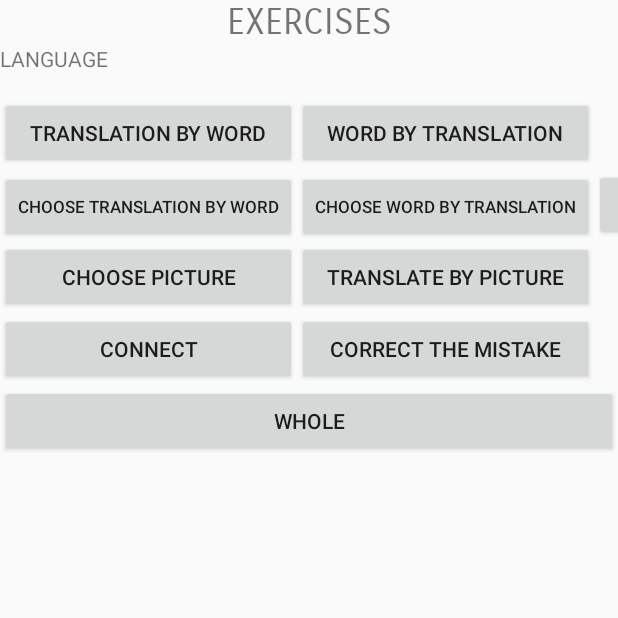
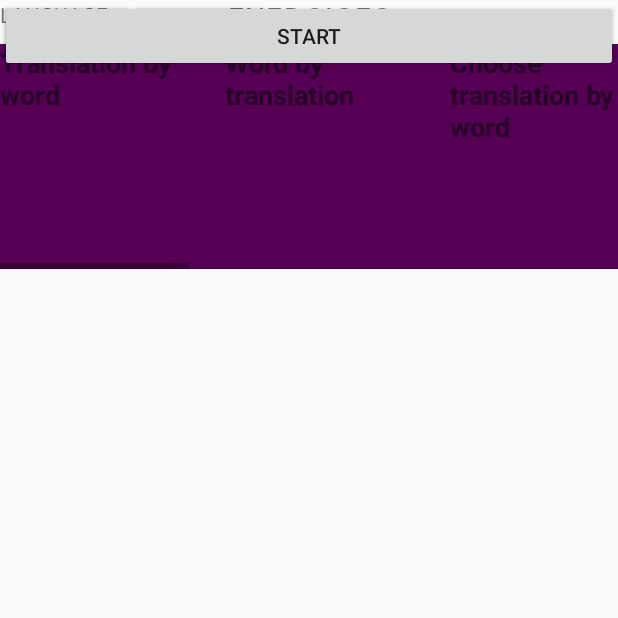
Before and after one commit to Fedannie/Java_Project, an Android app: the ExerciseActivity screen opened directly, with no data from a screen before it, on a phone screen of 412 x 824 dp, the top half of it. Run offline under Robolectric (Android 15) with nearby library versions, the phone set to English and light mode, and no system bars.

Commit message:
ExerciseActivity was changed
ExerciseActivity was changed

```diff
--- a/app/src/main/java/project/fedorova/polyglotte/ExerciseActivity.java
+++ b/app/src/main/java/project/fedorova/polyglotte/ExerciseActivity.java
@@ -3,17 +3,47 @@ package project.fedorova.polyglotte;
 import android.app.Activity;
 import android.os.Bundle;
 import android.view.View;
+import android.widget.Button;
+
+import project.fedorova.polyglotte.layouts.CenterLockHorizontalScrollview;
+import project.fedorova.polyglotte.layouts.ExerciseListAdapter;
+
 
 public class ExerciseActivity extends Activity implements View.OnClickListener{
 
+    private Button wholeBtn;
+    private Button prevExerciseBtn;
+    private Button nextExerciseBtn;
+    private CenterLockHorizontalScrollview exerciseScrollView;
+    private int currIndex = 0;
     @Override
     protected void onCreate(Bundle savedInstanceState) {
         super.onCreate(savedInstanceState);
         setContentView(R.layout.exercise);
+        wholeBtn = (Button) findViewById(R.id.startExercise);
+        wholeBtn.setOnClickListener(this);
+        prevExerciseBtn = (Button) findViewById(R.id.prev);
+        wholeBtn.setOnClickListener(this);
+        nextExerciseBtn = (Button) findViewById(R.id.next);
+        wholeBtn.setOnClickListener(this);
+        exerciseScrollView = (CenterLockHorizontalScrollview) findViewById(R.id.scrollView);
+        ExerciseListAdapter exerciseLA = new ExerciseListAdapter(this);
+        exerciseScrollView.setAdapter(this, exerciseLA);
     }
 
     @Override
     public void onClick(View v) {
+        if (v.getId() == R.id.prev) {
+            if (currIndex != 0) {
+                currIndex--;
+                exerciseScrollView.setCenter(currIndex);
+            }
+        } else if (v.getId() == R.id.next) {
 
+            if (currIndex < ExerciseListAdapter.SIZE) {
+                exerciseScrollView.setCenter(currIndex);
+                currIndex++;
+            }
+        }
     }
 }
--- /dev/null
+++ b/app/src/main/java/project/fedorova/polyglotte/excercise/Exercise.java
@@ -0,0 +1,21 @@
+package project.fedorova.polyglotte.excercise;
+
+import java.util.SplittableRandom;
+
+public class Exercise {
+    private String title;
+    //private String image;
+
+    public Exercise(String newTitle/*, String newImage*/) {
+        title = newTitle;
+        //image = newImage;
+    }
+
+    public String getTitle() {
+        return title;
+    }
+
+    /*public String getImage() {
+        return image;
+    }*/
+}
--- /dev/null
+++ b/app/src/main/java/project/fedorova/polyglotte/layouts/CenterLockHorizontalScrollview.java
@@ -0,0 +1,72 @@
+package project.fedorova.polyglotte.layouts;
+
+import android.app.Activity;
+import android.content.Context;
+import android.graphics.Color;
+import android.util.AttributeSet;
+import android.view.View;
+import android.view.ViewGroup;
+import android.widget.HorizontalScrollView;
+import android.widget.LinearLayout;
+import android.widget.Toast;
+
+public class CenterLockHorizontalScrollview extends HorizontalScrollView {
+    Context context;
+    int prevIndex = 0;
+
+    public CenterLockHorizontalScrollview(Context context, AttributeSet attrs) {
+        super(context, attrs);
+        this.context = context;
+        this.setSmoothScrollingEnabled(true);
+
+    }
+
+    public void setAdapter(Context context, ExerciseListAdapter mAdapter) {
+        try {
+            fillViewWithAdapter(mAdapter);
+        } catch (Exception e) {
+            Toast.makeText(context, e.getMessage(), Toast.LENGTH_SHORT).show();
+        }
+    }
+
+    private void fillViewWithAdapter(ExerciseListAdapter mAdapter) throws Exception{
+        if (getChildCount() == 0) {
+            throw new Exception("CenterLockHorizontalScrollView must have one child");
+        }
+        if (getChildCount() == 0 || mAdapter == null) {
+            return;
+        }
+
+        ViewGroup parent = (ViewGroup) getChildAt(0);
+
+        parent.removeAllViews();
+
+        for (int i = 0; i < mAdapter.getCount(); i++) {
+            parent.addView(mAdapter.getView(i, null, parent));
+        }
+    }
+
+    public void setCenter(int index) {
+
+        ViewGroup parent = (ViewGroup) getChildAt(0);
+
+        View preView = parent.getChildAt(prevIndex);
+        preView.setBackgroundColor(Color.parseColor("#64CBD8"));
+        android.widget.LinearLayout.LayoutParams lp = new LinearLayout.LayoutParams(
+                LinearLayout.LayoutParams.WRAP_CONTENT,
+                LinearLayout.LayoutParams.WRAP_CONTENT);
+        lp.setMargins(5, 5, 5, 5);
+        preView.setLayoutParams(lp);
+
+        View view = parent.getChildAt(index);
+        view.setBackgroundColor(Color.RED);
+
+        int screenWidth = ((Activity) context).getWindowManager()
+                .getDefaultDisplay().getWidth();
+
+        int scrollX = (view.getLeft() - (screenWidth / 2))
+                + (view.getWidth() / 2);
+        this.smoothScrollTo(scrollX, 0);
+        prevIndex = index;
+    }
+}
--- /dev/null
+++ b/app/src/main/java/project/fedorova/polyglotte/layouts/ExerciseListAdapter.java
@@ -0,0 +1,76 @@
+package project.fedorova.polyglotte.layouts;
+
+import java.util.ArrayList;
+
+import android.app.Activity;
+import android.content.Context;
+import android.view.LayoutInflater;
+import android.view.View;
+import android.view.ViewGroup;
+import android.widget.BaseAdapter;
+import android.widget.ImageView;
+import android.widget.TextView;
+
+import project.fedorova.polyglotte.R;
+import project.fedorova.polyglotte.excercise.Exercise;
+
+public class ExerciseListAdapter extends BaseAdapter {
+    private ArrayList<Exercise> exerciseList;
+    Activity activity;
+    private LayoutInflater layoutInflater;
+//    ImageDownloader imageDownloader = new ImageDownloader();
+    public static final int SIZE = 9;
+    public ExerciseListAdapter(Context context) {
+        exerciseList = new ArrayList<Exercise>();
+        exerciseList.add(new Exercise("Translation by word"/*, Resource.drawable.elephant*/));
+        exerciseList.add(new Exercise("Word by translation"/*, Resource.drawable.elephant*/));
+        exerciseList.add(new Exercise("Choose translation by word"/*, Resource.drawable.elephant*/));
+        exerciseList.add(new Exercise("Choose word by translation"/*, Resource.drawable.elephant*/));
+        exerciseList.add(new Exercise("Choose picture"/*, Resource.drawable.elephant*/));
+        exerciseList.add(new Exercise("Translate by picture"/*, Resource.drawable.elephant*/));
+        exerciseList.add(new Exercise("Connect"/*, Resource.drawable.elephant*/));
+        exerciseList.add(new Exercise("Correct the mistake"/*, Resource.drawable.elephant*/));
+        exerciseList.add(new Exercise("Whole"/*, Resource.drawable.elephant*/));
+        layoutInflater = LayoutInflater.from(context);
+    }
+    @Override
+    public int getCount() {
+        return exerciseList.size();
+    }
+
+    @Override
+    public Object getItem(int position) {
+        return position;
+    }
+
+    @Override
+    public long getItemId(int position) {
+        return position;
+    }
+
+    @Override
+    public View getView(int position, View convertView, ViewGroup parent) {
+        View view = convertView;
+        Exercise eachMyData;
+        class ViewHolder{
+            TextView title;
+        //    ImageView imageView;
+        }
+        ViewHolder VH = new ViewHolder();
+        if(convertView == null){
+            view = layoutInflater.inflate(R.layout.excersicelistlayout, null);
+            VH.title = (TextView)view.findViewById(R.id.titleView);
+            view.setTag(VH);
+        }
+        else{
+            VH = (ViewHolder)view.getTag();
+        }
+
+        eachMyData = exerciseList.get(position);
+        VH.title.setText(eachMyData.getTitle());
+
+        //imageDownloader.download(eachMyData.getImage(), VH.imageView);
+
+        return view;
+    }
+}
--- /dev/null
+++ b/app/src/main/res/layout/excersicelistlayout.xml
@@ -0,0 +1,19 @@
+<?xml version="1.0" encoding="utf-8"?>
+<RelativeLayout xmlns:android="http://schemas.android.com/apk/res/android"
+    android:orientation="vertical" android:layout_width="match_parent"
+    android:layout_height="match_parent">
+
+    <TextView
+        android:text="TextView"
+        android:id="@+id/titleView"
+        android:textSize="18sp"
+        android:textStyle="normal|bold"
+        android:layout_alignParentTop="true"
+        android:layout_alignParentLeft="true"
+        android:layout_marginTop="29dp"
+        android:layout_height="150dp"
+        android:layout_width="150dp"
+        android:elevation="1dp"
+        android:background="#550055"
+        android:layout_alignParentStart="true" />
+</RelativeLayout>
--- a/app/src/main/res/layout/exercise.xml
+++ b/app/src/main/res/layout/exercise.xml
@@ -1,5 +1,5 @@
 <?xml version="1.0" encoding="utf-8"?>
-<LinearLayout
+<RelativeLayout
     xmlns:android="http://schemas.android.com/apk/res/android"
     android:orientation="vertical"
     android:layout_width="match_parent"
@@ -22,90 +22,34 @@
         android:id="@+id/selectedLang"
         android:layout_weight="0.03" />
 
-    <TableLayout
-        android:layout_width="match_parent"
-        android:layout_height="wrap_content">
+    <project.fedorova.polyglotte.layouts.CenterLockHorizontalScrollview
+        android:id="@+id/scrollView"
+        android:layout_height="wrap_content"
+        android:layout_width="match_parent">
+        <LinearLayout
+            android:layout_width="fill_parent"
+            android:layout_height="wrap_content"
+            android:orientation="horizontal" >
+        </LinearLayout>
+    </project.fedorova.polyglotte.layouts.CenterLockHorizontalScrollview>
 
-        <TableRow
-            android:layout_width="match_parent"
-            android:layout_height="match_parent" >
-
+    <LinearLayout
+        android:layout_width="wrap_content"
+        android:layout_height="match_parent">
         <Button
-                android:text="Translation by Word"
+            android:text="Prev"
             android:layout_width="wrap_content"
             android:layout_height="wrap_content"
-                android:id="@+id/transByWord" />
-
+            android:id="@+id/prev"/>
         <Button
-                android:text="Word by translation"
+            android:text="Next"
             android:layout_width="wrap_content"
             android:layout_height="wrap_content"
-                android:id="@+id/wordByTrans" />
-        </TableRow>
-
-        <TableRow
-            android:layout_width="match_parent"
-            android:layout_height="match_parent" >
-
+            android:id="@+id/next"/>
+    </LinearLayout>
     <Button
-                android:text="Choose translation by word"
-                android:layout_width="wrap_content"
-                android:layout_height="wrap_content"
-                android:id="@+id/chooseTransByWord"
-                android:textSize="11sp" />
-
-            <Button
-                android:text="choose word by translation"
-                android:layout_width="wrap_content"
-                android:layout_height="wrap_content"
-                android:id="@+id/chooseWordByTrans"
-                android:textSize="11sp" />
-
-            <Button
-                android:text="Button"
-                android:layout_width="wrap_content"
-                android:layout_height="wrap_content"
-                android:id="@+id/button9" />
-        </TableRow>
-
-        <TableRow
-            android:layout_width="match_parent"
-            android:layout_height="match_parent" >
-
-            <Button
-                android:text="Choose picture"
-                android:layout_width="wrap_content"
-                android:layout_height="wrap_content"
-                android:id="@+id/choosePic" />
-
-            <Button
-                android:text="translate by picture"
-                android:layout_width="wrap_content"
-                android:layout_height="wrap_content"
-                android:id="@+id/transByPicture" />
-        </TableRow>
-
-        <TableRow
-            android:layout_width="match_parent"
-            android:layout_height="match_parent" >
-
-            <Button
-                android:text="Connect"
-                android:layout_width="wrap_content"
-                android:layout_height="wrap_content"
-                android:id="@+id/connect" />
-
-            <Button
-                android:text="correct the mistake"
-                android:layout_width="wrap_content"
-                android:layout_height="wrap_content"
-                android:id="@+id/correctTheMistake" />
-        </TableRow>
-    </TableLayout>
-
-    <Button
-        android:text="Whole"
+        android:text="Start"
         android:layout_width="match_parent"
         android:layout_height="wrap_content"
-        android:id="@+id/wholeExercise" />
-</LinearLayout>
+        android:id="@+id/startExercise" />
+</RelativeLayout>
```
Lines whose indentation alone changed are shown as unchanged.
